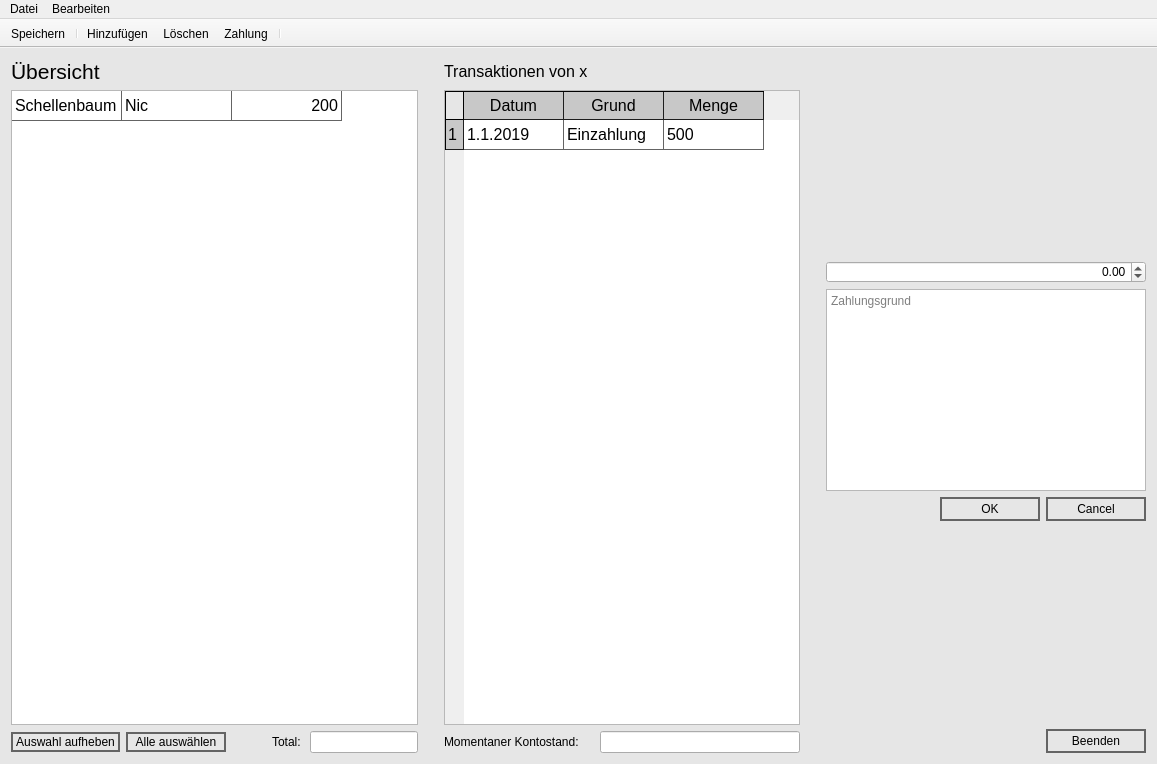
First picture: the form in mainwindow.ui, repository Snickers03/KlassenkassenManager, before the edit.
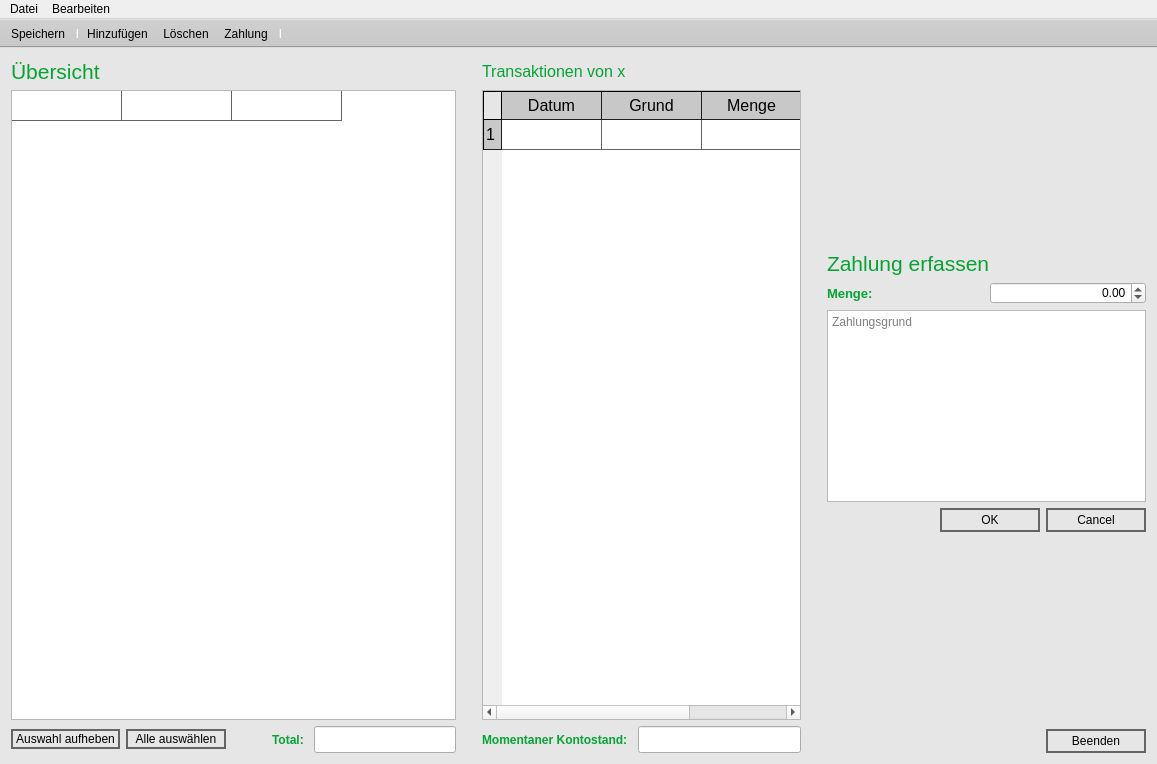
Second picture: the form after the edit. Icons and pictures are not drawn.

```diff
--- a/mainwindow.ui
+++ b/mainwindow.ui
@@ -21,6 +21,10 @@
 	background-color: rgb(230, 230, 230);
 }
 
+QToolBar {
+	background-color: rgb(200, 200, 200);
+}
+
 QPushButton {
 	border: 2px solid rgb(100, 100, 100); 
 	/*border-radius: 1px;*/
@@ -40,6 +44,11 @@
 	min-height: 70%;
 }
 
+QTableWidget::item:selected {
+	color: rgb(0, 0, 0);
+	background-color: #99EA44;
+}
+
 QHeaderView::section {
     background-color: rgb(200, 200, 200);
     padding: 2px;
@@ -64,6 +73,10 @@
 QHeaderView::section:vertical
 {
     border-left: 1px solid black;
+}
+
+QLabel {
+	color: #05A334;
 }</string>
   </property>
   <widget class="QWidget" name="centralWidget">
@@ -73,129 +86,8 @@
      <height>0</height>
     </size>
    </property>
-   <layout class="QGridLayout" name="gridLayout_2">
-    <item row="0" column="4">
-     <layout class="QGridLayout" name="gridLayout">
-      <item row="0" column="2">
-       <layout class="QHBoxLayout" name="horizontalLayout"/>
-      </item>
-      <item row="2" column="1">
-       <widget class="QTextEdit" name="balanceTextEdit">
-        <property name="minimumSize">
-         <size>
-          <width>100</width>
-          <height>0</height>
-         </size>
-        </property>
-        <property name="placeholderText">
-         <string>Zahlungsgrund</string>
-        </property>
-       </widget>
-      </item>
-      <item row="2" column="0">
-       <spacer name="horizontalSpacer_2">
-        <property name="orientation">
-         <enum>Qt::Horizontal</enum>
-        </property>
-        <property name="sizeType">
-         <enum>QSizePolicy::Minimum</enum>
-        </property>
-        <property name="sizeHint" stdset="0">
-         <size>
-          <width>20</width>
-          <height>20</height>
-         </size>
-        </property>
-       </spacer>
-      </item>
-      <item row="1" column="1">
-       <widget class="QDoubleSpinBox" name="balanceSpinBox">
-        <property name="enabled">
-         <bool>true</bool>
-        </property>
-        <property name="layoutDirection">
-         <enum>Qt::LeftToRight</enum>
-        </property>
-        <property name="alignment">
-         <set>Qt::AlignRight|Qt::AlignTrailing|Qt::AlignVCenter</set>
-        </property>
-        <property name="minimum">
-         <double>-9999999.990000000223517</double>
-        </property>
-        <property name="maximum">
-         <double>9999999.990000000223517</double>
-        </property>
-        <property name="singleStep">
-         <double>5.000000000000000</double>
-        </property>
-       </widget>
-      </item>
-      <item row="5" column="1">
-       <spacer name="verticalSpacer">
-        <property name="orientation">
-         <enum>Qt::Vertical</enum>
-        </property>
-        <property name="sizeHint" stdset="0">
-         <size>
-          <width>20</width>
-          <height>40</height>
-         </size>
-        </property>
-       </spacer>
-      </item>
-      <item row="0" column="1">
-       <spacer name="verticalSpacer_2">
-        <property name="orientation">
-         <enum>Qt::Vertical</enum>
-        </property>
-        <property name="sizeHint" stdset="0">
-         <size>
-          <width>20</width>
-          <height>28</height>
-         </size>
-        </property>
-       </spacer>
-      </item>
-      <item row="6" column="1">
-       <layout class="QHBoxLayout" name="horizontalLayout_4">
-        <item>
-         <spacer name="horizontalSpacer_3">
-          <property name="orientation">
-           <enum>Qt::Horizontal</enum>
-          </property>
-          <property name="sizeHint" stdset="0">
-           <size>
-            <width>40</width>
-            <height>20</height>
-           </size>
-          </property>
-         </spacer>
-        </item>
-        <item>
-         <widget class="QPushButton" name="quitButton">
-          <property name="styleSheet">
-           <string notr="true"/>
-          </property>
-          <property name="text">
-           <string>Beenden</string>
-          </property>
-         </widget>
-        </item>
-       </layout>
-      </item>
-      <item row="4" column="1">
-       <widget class="QDialogButtonBox" name="balanceButtonBox">
-        <property name="enabled">
-         <bool>true</bool>
-        </property>
-        <property name="standardButtons">
-         <set>QDialogButtonBox::Cancel|QDialogButtonBox::Ok</set>
-        </property>
-       </widget>
-      </item>
-     </layout>
-    </item>
-    <item row="0" column="0">
+   <layout class="QHBoxLayout" name="horizontalLayout_5">
+    <item>
      <layout class="QVBoxLayout" name="verticalLayout_2">
       <item>
        <widget class="QLabel" name="label">
@@ -297,7 +189,7 @@
         </column>
         <item row="0" column="0">
          <property name="text">
-          <string>Schellenbaum</string>
+          <string/>
          </property>
          <property name="textAlignment">
           <set>AlignLeading|AlignVCenter</set>
@@ -305,7 +197,7 @@
         </item>
         <item row="0" column="1">
          <property name="text">
-          <string>Nic</string>
+          <string/>
          </property>
          <property name="textAlignment">
           <set>AlignLeading|AlignVCenter</set>
@@ -313,7 +205,7 @@
         </item>
         <item row="0" column="2">
          <property name="text">
-          <string>200</string>
+          <string/>
          </property>
          <property name="textAlignment">
           <set>AlignTrailing|AlignVCenter</set>
@@ -364,6 +256,12 @@
         </item>
         <item>
          <widget class="QLabel" name="label_3">
+          <property name="font">
+           <font>
+            <weight>75</weight>
+            <bold>true</bold>
+           </font>
+          </property>
           <property name="text">
            <string>Total: </string>
           </property>
@@ -371,6 +269,12 @@
         </item>
         <item>
          <widget class="QLineEdit" name="totalLineEdit">
+          <property name="font">
+           <font>
+            <family>Segoe UI</family>
+            <pointsize>12</pointsize>
+           </font>
+          </property>
           <property name="alignment">
            <set>Qt::AlignRight|Qt::AlignTrailing|Qt::AlignVCenter</set>
           </property>
@@ -383,8 +287,24 @@
       </item>
      </layout>
     </item>
-    <item row="0" column="3">
-     <layout class="QVBoxLayout" name="verticalLayout">
+    <item>
+     <spacer name="horizontalSpacer_4">
+      <property name="orientation">
+       <enum>Qt::Horizontal</enum>
+      </property>
+      <property name="sizeType">
+       <enum>QSizePolicy::Fixed</enum>
+      </property>
+      <property name="sizeHint" stdset="0">
+       <size>
+        <width>20</width>
+        <height>0</height>
+       </size>
+      </property>
+     </spacer>
+    </item>
+    <item>
+     <layout class="QVBoxLayout" name="paymentLayout">
       <property name="leftMargin">
        <number>0</number>
       </property>
@@ -436,17 +356,17 @@
         </column>
         <item row="0" column="0">
          <property name="text">
-          <string>1.1.2019</string>
+          <string/>
          </property>
         </item>
         <item row="0" column="1">
          <property name="text">
-          <string>Einzahlung</string>
+          <string/>
          </property>
         </item>
         <item row="0" column="2">
          <property name="text">
-          <string>500</string>
+          <string/>
          </property>
         </item>
        </widget>
@@ -461,6 +381,12 @@
             <height>0</height>
            </size>
           </property>
+          <property name="font">
+           <font>
+            <weight>75</weight>
+            <bold>true</bold>
+           </font>
+          </property>
           <property name="text">
            <string>Momentaner Kontostand:</string>
           </property>
@@ -470,10 +396,16 @@
          <widget class="QLineEdit" name="balanceLineEdit">
           <property name="minimumSize">
            <size>
-            <width>200</width>
+            <width>16</width>
             <height>0</height>
            </size>
           </property>
+          <property name="font">
+           <font>
+            <family>Segoe UI</family>
+            <pointsize>12</pointsize>
+           </font>
+          </property>
           <property name="cursor">
            <cursorShape>ArrowCursor</cursorShape>
           </property>
@@ -498,13 +430,13 @@
       </item>
      </layout>
     </item>
-    <item row="0" column="2">
-     <spacer name="horizontalSpacer_4">
+    <item>
+     <spacer name="horizontalSpacer_2">
       <property name="orientation">
        <enum>Qt::Horizontal</enum>
       </property>
       <property name="sizeType">
-       <enum>QSizePolicy::Minimum</enum>
+       <enum>QSizePolicy::Fixed</enum>
       </property>
       <property name="sizeHint" stdset="0">
        <size>
@@ -514,6 +446,148 @@
       </property>
      </spacer>
     </item>
+    <item>
+     <layout class="QVBoxLayout" name="verticalLayout">
+      <item>
+       <spacer name="verticalSpacer">
+        <property name="orientation">
+         <enum>Qt::Vertical</enum>
+        </property>
+        <property name="sizeHint" stdset="0">
+         <size>
+          <width>20</width>
+          <height>40</height>
+         </size>
+        </property>
+       </spacer>
+      </item>
+      <item>
+       <widget class="QLabel" name="payLabel">
+        <property name="font">
+         <font>
+          <family>MS Shell Dlg 2</family>
+          <pointsize>16</pointsize>
+          <weight>50</weight>
+          <italic>false</italic>
+          <bold>false</bold>
+         </font>
+        </property>
+        <property name="text">
+         <string>Zahlung erfassen</string>
+        </property>
+       </widget>
+      </item>
+      <item>
+       <layout class="QHBoxLayout" name="horizontalLayout">
+        <item>
+         <widget class="QLabel" name="payLabel_2">
+          <property name="font">
+           <font>
+            <pointsize>10</pointsize>
+            <weight>75</weight>
+            <bold>true</bold>
+           </font>
+          </property>
+          <property name="text">
+           <string>Menge:</string>
+          </property>
+         </widget>
+        </item>
+        <item>
+         <widget class="QDoubleSpinBox" name="balanceSpinBox">
+          <property name="enabled">
+           <bool>true</bool>
+          </property>
+          <property name="layoutDirection">
+           <enum>Qt::LeftToRight</enum>
+          </property>
+          <property name="alignment">
+           <set>Qt::AlignRight|Qt::AlignTrailing|Qt::AlignVCenter</set>
+          </property>
+          <property name="minimum">
+           <double>-9999999.990000000223517</double>
+          </property>
+          <property name="maximum">
+           <double>9999999.990000000223517</double>
+          </property>
+          <property name="singleStep">
+           <double>5.000000000000000</double>
+          </property>
+         </widget>
+        </item>
+       </layout>
+      </item>
+      <item>
+       <widget class="QTextEdit" name="balanceTextEdit">
+        <property name="enabled">
+         <bool>true</bool>
+        </property>
+        <property name="minimumSize">
+         <size>
+          <width>32</width>
+          <height>0</height>
+         </size>
+        </property>
+        <property name="placeholderText">
+         <string>Zahlungsgrund</string>
+        </property>
+       </widget>
+      </item>
+      <item>
+       <widget class="QDialogButtonBox" name="balanceButtonBox">
+        <property name="enabled">
+         <bool>true</bool>
+        </property>
+        <property name="standardButtons">
+         <set>QDialogButtonBox::Cancel|QDialogButtonBox::Ok</set>
+        </property>
+        <property name="centerButtons">
+         <bool>false</bool>
+        </property>
+       </widget>
+      </item>
+      <item>
+       <spacer name="verticalSpacer_2">
+        <property name="orientation">
+         <enum>Qt::Vertical</enum>
+        </property>
+        <property name="sizeHint" stdset="0">
+         <size>
+          <width>20</width>
+          <height>40</height>
+         </size>
+        </property>
+       </spacer>
+      </item>
+      <item>
+       <layout class="QHBoxLayout" name="horizontalLayout_4">
+        <item>
+         <spacer name="horizontalSpacer_3">
+          <property name="orientation">
+           <enum>Qt::Horizontal</enum>
+          </property>
+          <property name="sizeHint" stdset="0">
+           <size>
+            <width>40</width>
+            <height>20</height>
+           </size>
+          </property>
+         </spacer>
+        </item>
+        <item>
+         <widget class="QPushButton" name="quitButton">
+          <property name="styleSheet">
+           <string notr="true"/>
+          </property>
+          <property name="text">
+           <string>Beenden</string>
+          </property>
+         </widget>
+        </item>
+       </layout>
+      </item>
+     </layout>
+    </item>
    </layout>
   </widget>
   <widget class="QMenuBar" name="menuBar">
```
Left out of the diff: 20 changed lines with no effect on the pictures.
